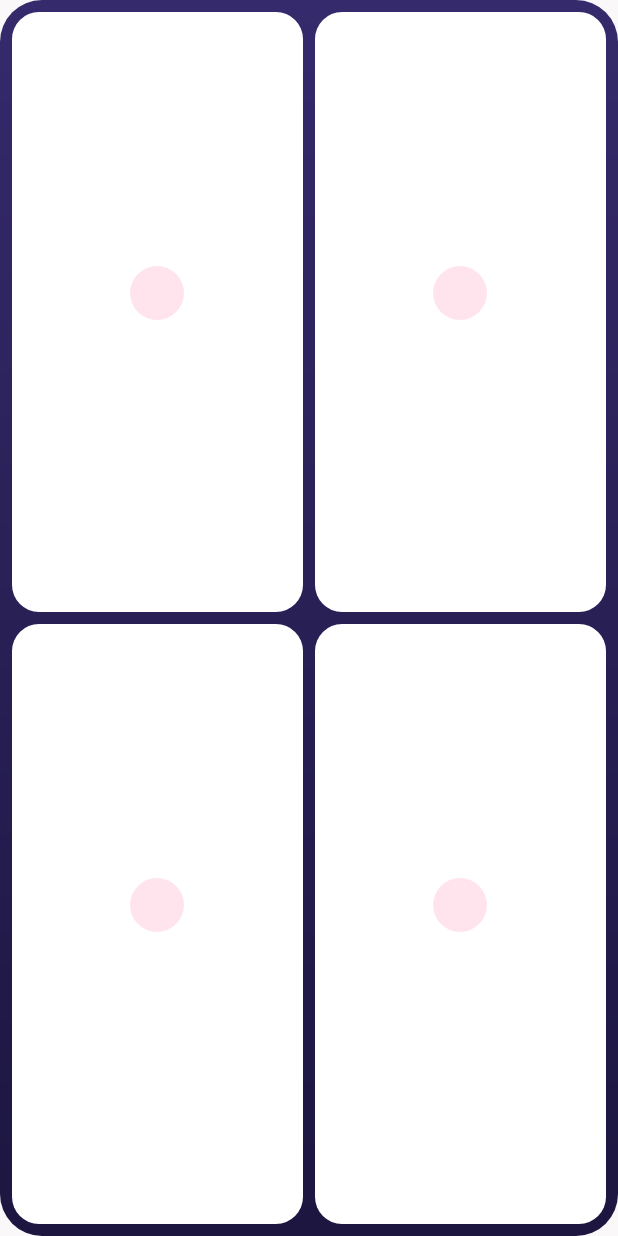
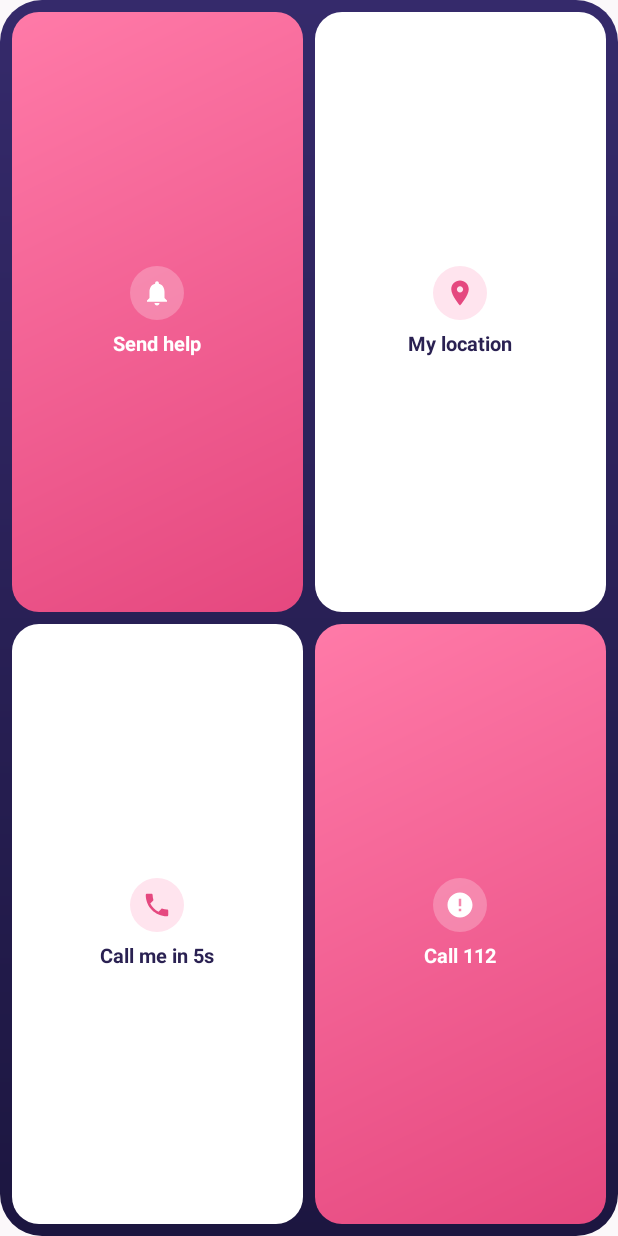
Before and after one commit to punselie15/shecurity, an Android app: the layout widget_quick_compact.xml on its own in the app's theme, with its tools: preview values and no code run, on a phone screen of 412 x 824 dp. Run offline under Robolectric (Android 15) with nearby library versions, the phone set to English and light mode, and no system bars.

Commit message:
Widget: quiet sync from the app, call button dials directly, preview shows the buttons, recover when the page process stops
Co-Authored-By: Claude Opus 5.5 (1M context) <noreply@anthropic.com>
Claude-Session: https://claude.ai/code/session_01FSgq5GjxdpypruEeZCzLjQ

```diff
--- a/android/app/src/main/res/layout/widget_quick_compact.xml
+++ b/android/app/src/main/res/layout/widget_quick_compact.xml
@@ -8,30 +8,30 @@
     android:background="@drawable/wq_bg">
     <LinearLayout android:layout_width="match_parent" android:layout_height="0dp" android:layout_weight="1" android:orientation="horizontal">
         <LinearLayout android:id="@+id/c0" android:layout_width="0dp" android:layout_height="match_parent" android:layout_weight="1" android:layout_marginEnd="4dp" android:layout_marginBottom="4dp"
-            android:orientation="vertical" android:gravity="center" android:padding="6dp" android:background="@drawable/wq_white">
-            <ImageView android:id="@+id/i0" android:layout_width="36dp" android:layout_height="36dp" android:padding="8dp" android:background="@drawable/wq_chip_soft" android:importantForAccessibility="no" />
-            <TextView android:id="@+id/l0" style="@style/QuickLabel" android:layout_marginTop="6dp" android:gravity="center" android:textSize="13sp" android:maxLines="2" />
-            <TextView android:id="@+id/s0" style="@style/QuickSub" android:visibility="gone" />
+            android:orientation="vertical" android:gravity="center" android:padding="6dp" android:background="@drawable/wq_pink">
+            <ImageView android:id="@+id/i0" android:layout_width="36dp" android:layout_height="36dp" android:padding="8dp" android:src="@drawable/wq_bell_w" android:background="@drawable/wq_chip_glass" android:importantForAccessibility="no" />
+            <TextView android:id="@+id/l0" style="@style/QuickLabel" android:text="Send help" android:textColor="#FFFFFFFF" android:layout_marginTop="6dp" android:gravity="center" android:textSize="13sp" android:maxLines="2" />
+            <TextView android:id="@+id/s0" style="@style/QuickSub" android:text="Alerts your circle" android:textColor="#B3FFFFFF" android:visibility="gone" />
         </LinearLayout>
         <LinearLayout android:id="@+id/c1" android:layout_width="0dp" android:layout_height="match_parent" android:layout_weight="1" android:layout_marginStart="4dp" android:layout_marginBottom="4dp"
             android:orientation="vertical" android:gravity="center" android:padding="6dp" android:background="@drawable/wq_white">
-            <ImageView android:id="@+id/i1" android:layout_width="36dp" android:layout_height="36dp" android:padding="8dp" android:background="@drawable/wq_chip_soft" android:importantForAccessibility="no" />
-            <TextView android:id="@+id/l1" style="@style/QuickLabel" android:layout_marginTop="6dp" android:gravity="center" android:textSize="13sp" android:maxLines="2" />
-            <TextView android:id="@+id/s1" style="@style/QuickSub" android:visibility="gone" />
+            <ImageView android:id="@+id/i1" android:layout_width="36dp" android:layout_height="36dp" android:padding="8dp" android:src="@drawable/wq_pin" android:background="@drawable/wq_chip_soft" android:importantForAccessibility="no" />
+            <TextView android:id="@+id/l1" style="@style/QuickLabel" android:text="My location" android:layout_marginTop="6dp" android:gravity="center" android:textSize="13sp" android:maxLines="2" />
+            <TextView android:id="@+id/s1" style="@style/QuickSub" android:text="Texts where you are" android:visibility="gone" />
         </LinearLayout>
     </LinearLayout>
     <LinearLayout android:layout_width="match_parent" android:layout_height="0dp" android:layout_weight="1" android:orientation="horizontal">
         <LinearLayout android:id="@+id/c2" android:layout_width="0dp" android:layout_height="match_parent" android:layout_weight="1" android:layout_marginEnd="4dp" android:layout_marginTop="4dp"
             android:orientation="vertical" android:gravity="center" android:padding="6dp" android:background="@drawable/wq_white">
-            <ImageView android:id="@+id/i2" android:layout_width="36dp" android:layout_height="36dp" android:padding="8dp" android:background="@drawable/wq_chip_soft" android:importantForAccessibility="no" />
-            <TextView android:id="@+id/l2" style="@style/QuickLabel" android:layout_marginTop="6dp" android:gravity="center" android:textSize="13sp" android:maxLines="2" />
-            <TextView android:id="@+id/s2" style="@style/QuickSub" android:visibility="gone" />
+            <ImageView android:id="@+id/i2" android:layout_width="36dp" android:layout_height="36dp" android:padding="8dp" android:src="@drawable/wq_phone" android:background="@drawable/wq_chip_soft" android:importantForAccessibility="no" />
+            <TextView android:id="@+id/l2" style="@style/QuickLabel" android:text="Call me in 5s" android:layout_marginTop="6dp" android:gravity="center" android:textSize="13sp" android:maxLines="2" />
+            <TextView android:id="@+id/s2" style="@style/QuickSub" android:text="Your phone rings" android:visibility="gone" />
         </LinearLayout>
         <LinearLayout android:id="@+id/c3" android:layout_width="0dp" android:layout_height="match_parent" android:layout_weight="1" android:layout_marginStart="4dp" android:layout_marginTop="4dp"
-            android:orientation="vertical" android:gravity="center" android:padding="6dp" android:background="@drawable/wq_white">
-            <ImageView android:id="@+id/i3" android:layout_width="36dp" android:layout_height="36dp" android:padding="8dp" android:background="@drawable/wq_chip_soft" android:importantForAccessibility="no" />
-            <TextView android:id="@+id/l3" style="@style/QuickLabel" android:layout_marginTop="6dp" android:gravity="center" android:textSize="13sp" android:maxLines="2" />
-            <TextView android:id="@+id/s3" style="@style/QuickSub" android:visibility="gone" />
+            android:orientation="vertical" android:gravity="center" android:padding="6dp" android:background="@drawable/wq_pink">
+            <ImageView android:id="@+id/i3" android:layout_width="36dp" android:layout_height="36dp" android:padding="8dp" android:src="@drawable/wq_sos_w" android:background="@drawable/wq_chip_glass" android:importantForAccessibility="no" />
+            <TextView android:id="@+id/l3" style="@style/QuickLabel" android:text="Call 112" android:textColor="#FFFFFFFF" android:layout_marginTop="6dp" android:gravity="center" android:textSize="13sp" android:maxLines="2" />
+            <TextView android:id="@+id/s3" style="@style/QuickSub" android:text="Emergency services" android:textColor="#B3FFFFFF" android:visibility="gone" />
         </LinearLayout>
     </LinearLayout>
 </LinearLayout>
```
Also changed, not shown: android/app/src/main/java/io/github/punselie15/shecurity/LauncherActivity.java (+21 -1 lines), android/app/src/main/java/io/github/punselie15/shecurity/QuickWidget.java (+12 -3 lines), android/app/src/main/java/io/github/punselie15/shecurity/WidgetSyncActivity.java (+31 -19 lines), android/app/src/main/res/layout/widget_quick.xml (+14 -14 lines), android/app/src/main/res/layout/widget_quick_large.xml (+14 -14 lines).
